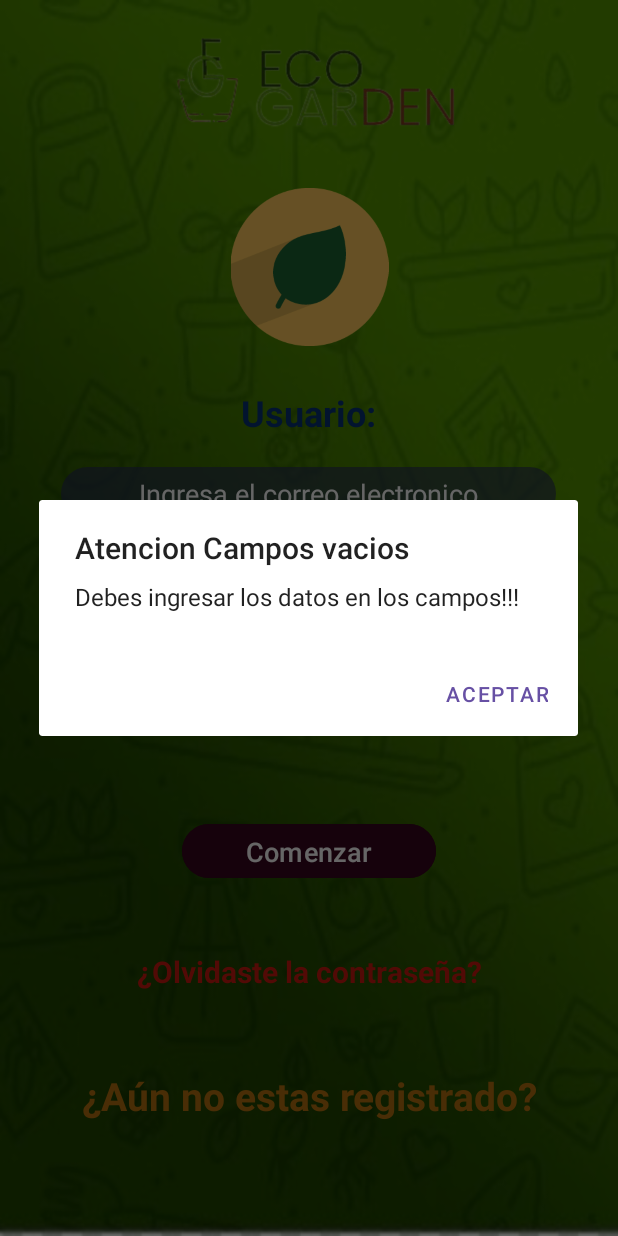
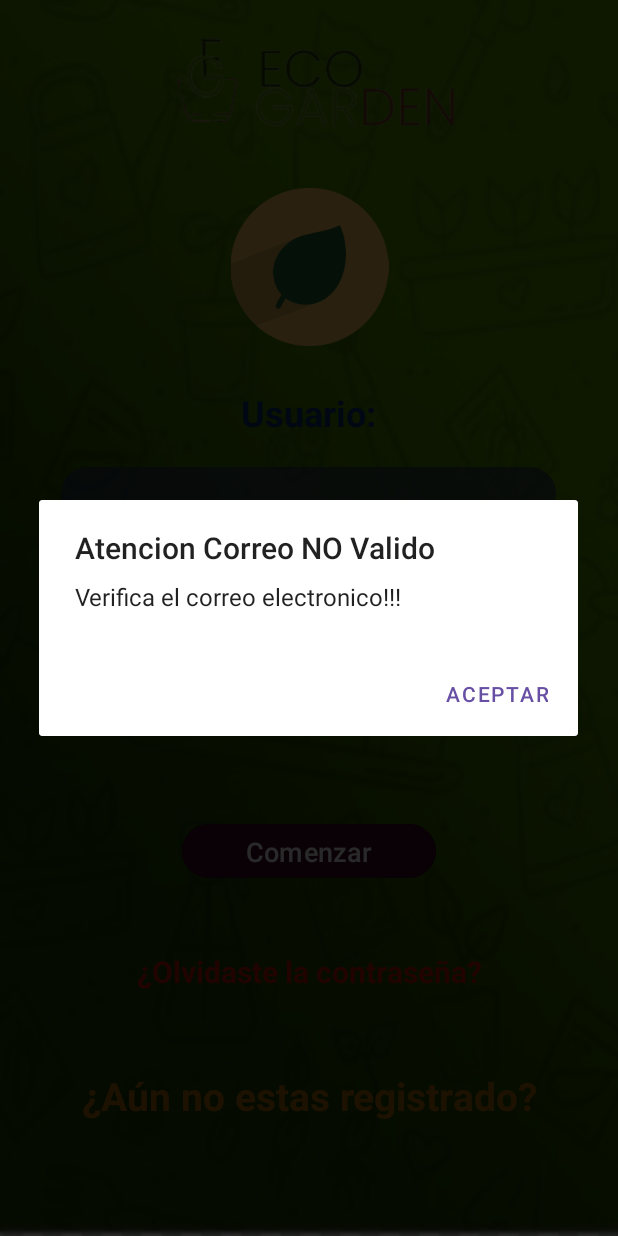
Before and after one commit to JavierElecDev/EcoGarden_G5, an Android app: the screen it shows after launch (Login), after a tap on "Comenzar", on a phone screen of 412 x 824 dp. Run offline under Robolectric (Android 15) with nearby library versions, the phone set to English and light mode, and no system bars.

Commit message:
Se arreglan textos, y se da fucnionalidad de comprobacion con exp Regular, se comienza con la logica del login.

```diff
--- a/app/src/main/java/com/example/ecogardenapp2/Login.java
+++ b/app/src/main/java/com/example/ecogardenapp2/Login.java
@@ -28,6 +28,28 @@ public class Login extends AppCompatActivity {
         CorreoElectronico = (EditText) findViewById(R.id.log_et_correo);
         Contrsena = (EditText) findViewById(R.id.log_et_contrasena);
 
+        CorreoElectronico.setOnFocusChangeListener(new View.OnFocusChangeListener() {
+            @Override
+            public void onFocusChange(View view, boolean b) {
+                if(b){
+                    CorreoElectronico.setHint(null);
+                }else if(!b && CorreoElectronico.getText().toString().isEmpty()){
+                    CorreoElectronico.setHint("Ingresa el Correo Electronico.");
+                }
+            }
+        });
+
+        Contrsena.setOnFocusChangeListener(new View.OnFocusChangeListener() {
+            @Override
+            public void onFocusChange(View view, boolean b) {
+                if(b){
+                    Contrsena.setHint(null);
+                }else if(!b && Contrsena.getText().toString().isEmpty()){
+                    Contrsena.setHint("Ingresa la contraseña");
+                }
+            }
+        });
+
         Comenzar.setOnClickListener(new View.OnClickListener() {
             @Override
             public void onClick(View v) {
@@ -35,7 +57,7 @@ public class Login extends AppCompatActivity {
                 String Pass = Contrsena.getText().toString();
                 ComprobacionesLogReg Comprobar = new ComprobacionesLogReg(Login.this);
                 Comprobar.ComprobarEntradas(Correo,Pass);
-
+                Comprobar.VerficaCorreo(Correo);
                 /*
                 Intent intent = new Intent(Login.this, ZonaNavegacion.class);
                 startActivity(intent);
--- a/app/src/main/java/com/example/ecogardenapp2/clasesLogReg/ComprobacionesLogReg.java
+++ b/app/src/main/java/com/example/ecogardenapp2/clasesLogReg/ComprobacionesLogReg.java
@@ -3,13 +3,18 @@ package com.example.ecogardenapp2.clasesLogReg;
 import android.app.AlertDialog;
 import android.content.Context;
 import android.content.DialogInterface;
+import android.widget.Toast;
 
-import com.example.ecogardenapp2.Login;
+import java.util.regex.Pattern;
 
 public class ComprobacionesLogReg{
 
     private String Correo, Contrasena;
     private Context Activity;
+    //Declaramos una expersion regulas
+    private static final Pattern reg_expresion = Pattern.compile(
+            "^[a-zA-Z0-9_.+-]+@[a-zA-Z0-9-]+\\.[a-zA-Z0-9-.]+$"
+    );
 
     /*Compañeras usamos el contructuro de la case para recibir el contexto,
      * donde se va a usar el alert dialog. Att: Javier
@@ -18,6 +23,7 @@ public class ComprobacionesLogReg{
         this.Activity = ventana;
     }
 
+    //Metodo que comprueba que los campos no esten vacios
     public void ComprobarEntradas(String CorreoE, String ContrasenaU){
 
         this.Correo = CorreoE;
@@ -44,4 +50,25 @@ public class ComprobacionesLogReg{
             alertDialog.show();
         }
     }
+
+    public void VerficaCorreo(String CorreoE){
+        this.Correo = CorreoE;
+        if(!reg_expresion.matcher(Correo).matches()){
+            AlertDialog.Builder alertaCorreo = new AlertDialog.Builder(Activity);
+            alertaCorreo.setTitle("Atencion Correo NO Valido");
+            alertaCorreo.setMessage("Verifica el correo electronico!!!");
+            alertaCorreo.setCancelable(false);
+            alertaCorreo.setPositiveButton("Aceptar", new DialogInterface.OnClickListener() {
+                @Override
+                public void onClick(DialogInterface dialog, int i) {
+                    dialog.cancel();
+                }
+            });
+
+            AlertDialog alertDialog = alertaCorreo.create();
+            alertDialog.show();
+        }else{
+            Toast.makeText(Activity, "Comprobcion Exitosa...", Toast.LENGTH_LONG).show();
+        }
+    }
 }
--- a/app/src/main/res/layout/activity_login.xml
+++ b/app/src/main/res/layout/activity_login.xml
@@ -119,7 +119,7 @@
         android:layout_marginTop="20dp"
         android:background="@drawable/log_edit_txt_perzonalizado"
         android:inputType="textPassword"
-        android:hint="Ingresa el correo electronico"
+        android:hint="Ingresa la constraseña"
         android:textColorHint="@color/white"
         android:textAlignment="center"
         android:textColor="@color/white"
```
